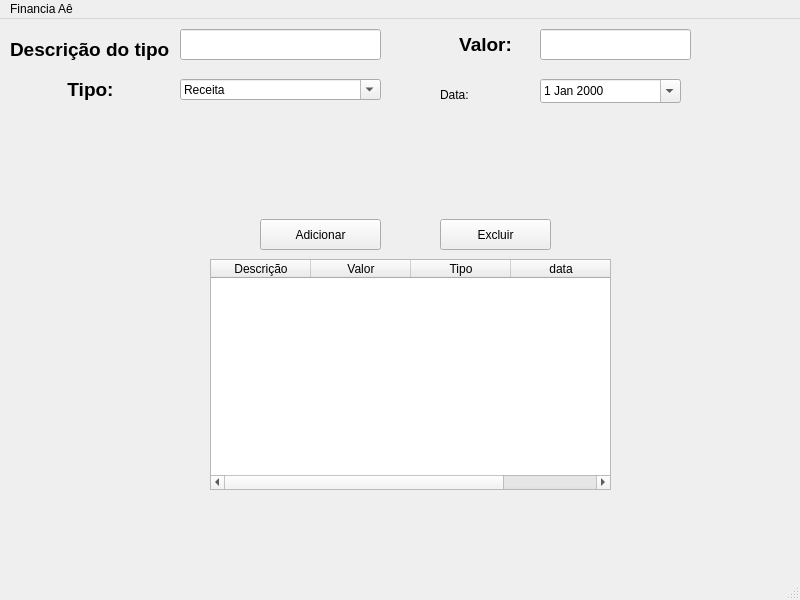
Qt form Projeto_Gamma/ui/main_window.ui (Hudson-Mesquita/ProjectGamma) before a commit.
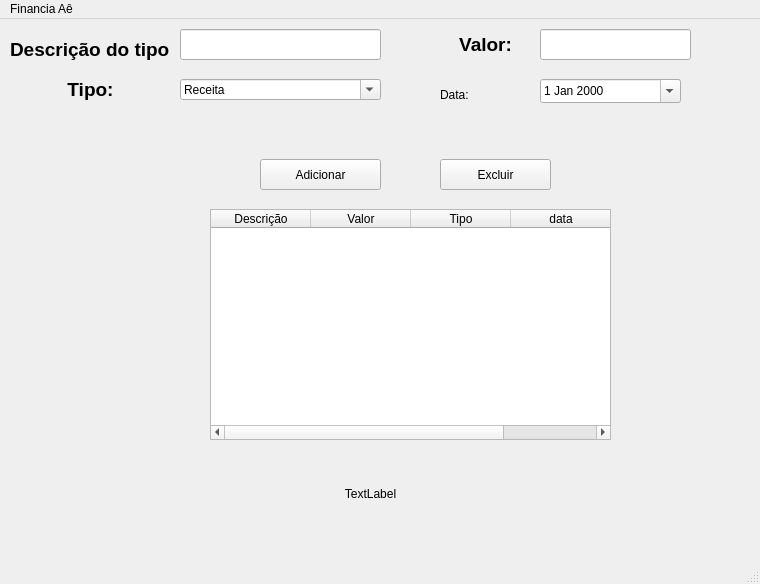
The same form after that commit.

Commit message: Atualização V0.07, adicionado a possibilidade de ver o saldo

What changed in the file:
```diff
--- a/Projeto_Gamma/ui/main_window.ui
+++ b/Projeto_Gamma/ui/main_window.ui
@@ -6,8 +6,8 @@
    <rect>
     <x>0</x>
     <y>0</y>
-    <width>800</width>
-    <height>600</height>
+    <width>760</width>
+    <height>584</height>
    </rect>
   </property>
   <property name="windowTitle">
@@ -106,7 +106,7 @@
     <property name="geometry">
      <rect>
       <x>260</x>
-      <y>200</y>
+      <y>140</y>
       <width>121</width>
       <height>31</height>
      </rect>
@@ -119,7 +119,7 @@
     <property name="geometry">
      <rect>
       <x>210</x>
-      <y>240</y>
+      <y>190</y>
       <width>401</width>
       <height>231</height>
      </rect>
@@ -152,7 +152,7 @@
     <property name="geometry">
      <rect>
       <x>440</x>
-      <y>200</y>
+      <y>140</y>
       <width>111</width>
       <height>31</height>
      </rect>
@@ -187,13 +187,26 @@
      <string>&lt;html&gt;&lt;head/&gt;&lt;body&gt;&lt;p align=&quot;center&quot;&gt;&lt;span style=&quot; font-size:14pt; font-weight:700;&quot;&gt;Data:&lt;/span&gt;&lt;/p&gt;&lt;/body&gt;&lt;/html&gt;</string>
     </property>
    </widget>
+   <widget class="QLabel" name="label_Saldo">
+    <property name="geometry">
+     <rect>
+      <x>240</x>
+      <y>460</y>
+      <width>261</width>
+      <height>31</height>
+     </rect>
+    </property>
+    <property name="text">
+     <string>&lt;html&gt;&lt;head/&gt;&lt;body&gt;&lt;p align=&quot;center&quot;&gt;TextLabel&lt;/p&gt;&lt;/body&gt;&lt;/html&gt;</string>
+    </property>
+   </widget>
   </widget>
   <widget class="QMenuBar" name="menubar">
    <property name="geometry">
     <rect>
      <x>0</x>
      <y>0</y>
-     <width>800</width>
+     <width>760</width>
      <height>33</height>
     </rect>
    </property>
```
The commit also changes 7 other files.
